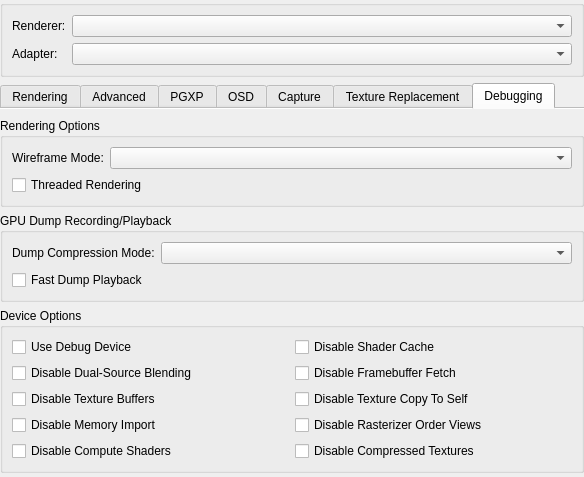
kofxi3584karlayang/duckstation, file src/duckstation-qt/graphicssettingswidget.ui: the form before one commit.
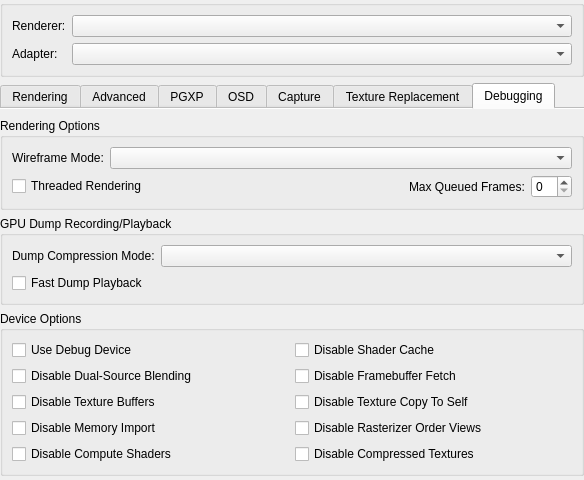
The form after the commit. The open tabs and pages were chosen to show the change. Icons and pictures are not drawn.

The edit to the form file:
```diff
--- a/src/duckstation-qt/graphicssettingswidget.ui
+++ b/src/duckstation-qt/graphicssettingswidget.ui
@@ -1286,11 +1286,29 @@
           <item row="1" column="0" colspan="2">
            <layout class="QGridLayout" name="gridLayout_4">
             <item row="0" column="0">
+             <layout class="QHBoxLayout" name="horizontalLayout_7" stretch="1,0,0">
+              <item>
              <widget class="QCheckBox" name="gpuThread">
               <property name="text">
                <string>Threaded Rendering</string>
               </property>
              </widget>
+              </item>
+              <item>
+               <widget class="QLabel" name="maxQueuedFramesLabel">
+                <property name="text">
+                 <string>Max Queued Frames:</string>
+                </property>
+               </widget>
+              </item>
+              <item>
+               <widget class="QSpinBox" name="maxQueuedFrames">
+                <property name="maximum">
+                 <number>10</number>
+                </property>
+               </widget>
+              </item>
+             </layout>
             </item>
            </layout>
           </item>
```
Lines whose indentation alone changed are shown as unchanged.
